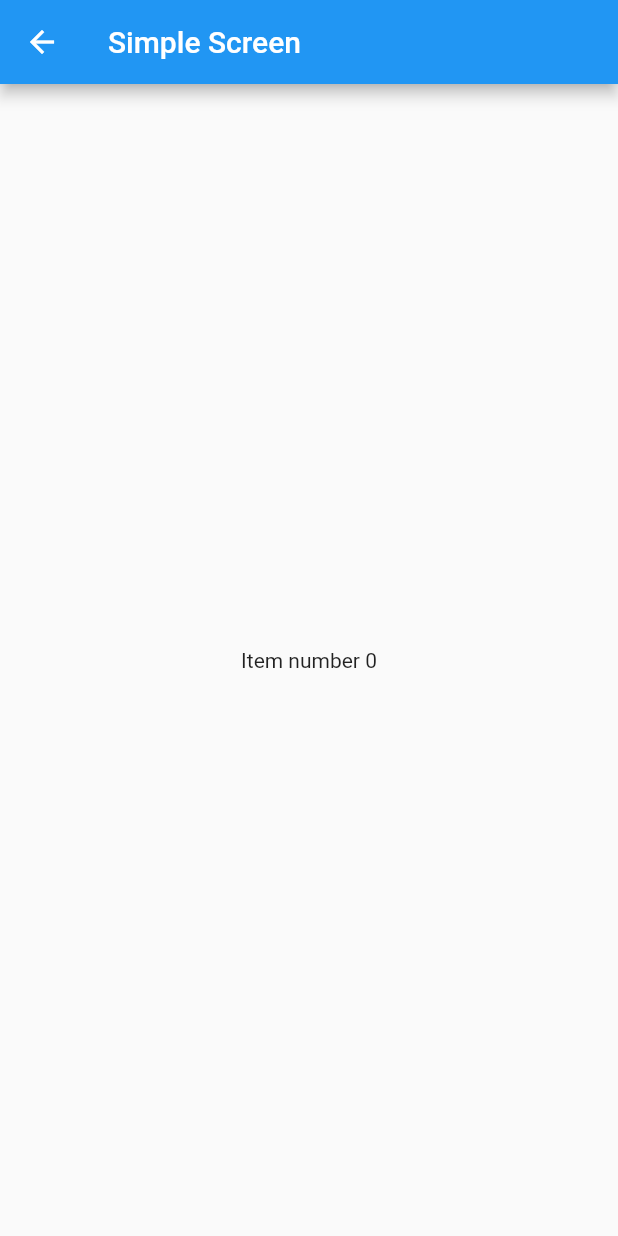
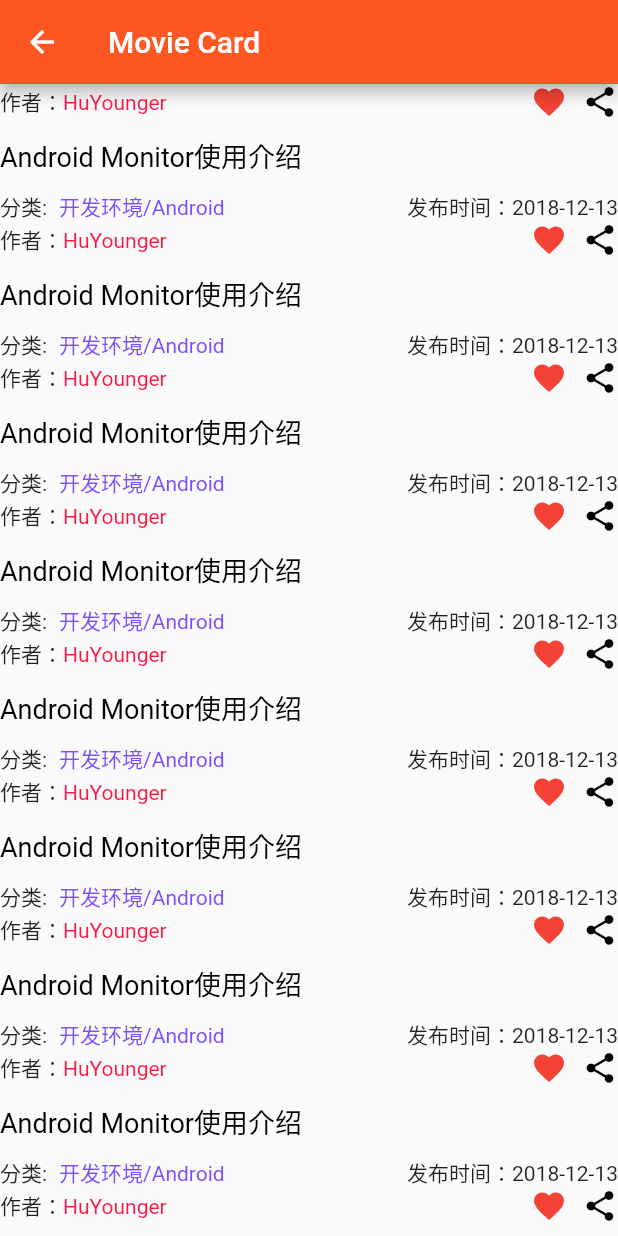
Before and after one commit to Humein/iOS-FlutterDemo, a Flutter app: the screen it shows after launch, after a tap on an icon or button, on a phone screen of 412 x 824 dp. Run offline on Flutter 3.47's test engine with Material 2 defaults, Android fonts, the phone set to English and light mode, and no system bars; network calls fail.

```diff
--- /dev/null
+++ b/flutter_module/lib/MovieCellDetail.dart
@@ -0,0 +1,171 @@
+import 'package:flutter/material.dart';
+
+/** 入口 */
+
+class MovieCellDetail extends StatefulWidget{
+
+  State<StatefulWidget> createState() {
+    // TODO: implement createState
+    return MovieCardState();
+  }
+}
+
+/** 整体样式 */
+
+class MovieCardState extends State<MovieCellDetail>{
+
+  @override
+  Widget build(BuildContext context) {
+    // TODO: implement build
+    return Scaffold(
+      appBar: new AppBar(
+        title: Text('Movie Card'),
+        backgroundColor: Colors.deepOrange,
+      ),
+
+//
+//      body: Card(
+//        child: Container(
+//          height: 200,
+//          color: Colors.amber,
+//          padding: EdgeInsets.all(20.0),
+//          child: Center(
+//            child: LayoutThreeColumn,
+//          ),
+//        ),
+//      ),
+        //ListView提供一个builder属性
+        body: ListView.builder(
+          //数目
+            itemCount: 20,
+            //itemBuilder是一个匿名回调函数，有两个参数，BuildContext 和迭代器index
+            //和ListView的Item项类似 迭代器从0开始 每调用一次这个函数，迭代器就会加1
+            itemBuilder: (BuildContext context,int index){
+              return Column(
+                children: <Widget>[
+                  LayoutThreeColumn,
+                ],
+              );
+
+            }),
+
+
+    );
+
+  }
+
+}
+
+
+/** 布局 */
+
+//布局三整合
+Widget LayoutThreeColumn = Column(
+  //主轴上设置居中
+  mainAxisAlignment: MainAxisAlignment.center,
+  //交叉轴(水平方向)设置从左开始
+  crossAxisAlignment: CrossAxisAlignment.start,
+  children: <Widget>[
+    //第一行
+    LayoutThreeOne,
+    //第二行
+    getPaddingfromLTRB(Text('Android Monitor使用介绍',
+      style:getTextStyle(Colors.black, 18, false),
+    ),t:10.0),
+    //第三行
+    getPaddingfromLTRB(LayoutThreeThree,t:10.0),
+  ],
+
+);
+
+
+
+/** 控件 */
+
+//布局三开始第一行
+Widget LayoutThreeOne = Row(
+  children: <Widget>[
+    Expanded(
+        child: Row(
+          children: <Widget>[
+            Text('作者：'),
+            Text('HuYounger',
+              style: getTextStyle(Colors.redAccent[400], 14, false),
+            ),
+          ],
+        )
+    ),
+    //收藏图标
+    getPaddingfromLTRB(Icon(Icons.favorite,color:Colors.red),r:10.0),
+    //分享图标
+    Icon(Icons.share,color:Colors.black),
+  ],
+);
+
+
+//布局三开始第三行
+Widget LayoutThreeThree = Row(
+  children: <Widget>[
+    Expanded(
+      child: Row(
+        children: <Widget>[
+          Text('分类:'),
+          getPaddingfromLTRB(Text('开发环境/Android',
+              style:getTextStyle(Colors.deepPurpleAccent, 14, false)),l:8.0),
+        ],
+      ),
+    ),
+    Text('发布时间：2018-12-13'),
+  ],
+);
+
+
+
+/** 私有方法*/
+
+
+//右下角圆形
+CircleAvatar getCircleAvator(String image_url){
+  //圆形头像
+  return CircleAvatar(
+    backgroundColor: Colors.white,
+    backgroundImage: NetworkImage(image_url),
+  );
+}
+
+/**
+ * TextStyle:封装
+ * colors:颜色
+ * fontsizes：字体大小
+ * isFontWeight：是否加粗
+ */
+TextStyle getTextStyle(Color colors,double fontsizes,bool isFontWeight){
+  return TextStyle(
+    color:colors,
+    fontSize: fontsizes,
+    fontWeight: isFontWeight == true ? FontWeight.bold : FontWeight.normal ,
+  );
+}
+/**
+ * 组件加上下左右padding
+ * w:所要加padding的组件
+ * all:加多少padding
+ */
+Widget getPadding(Widget w,double all){
+  return Padding(
+    child:w,
+    padding:EdgeInsets.all(all),
+  );
+}
+
+/**
+ * 组件选择性加padding
+ * 这里用了位置可选命名参数{param1,param2,...}来命名参数，也调用的时候可以不传
+ *
+ */
+Widget getPaddingfromLTRB(Widget w,{double l,double t,double,r,double b}){
+  return Padding(
+    child:w,
+    padding:EdgeInsets.fromLTRB(l ?? 0,t ?? 0,r ?? 0,b ?? 0),
+  );
+}
--- a/flutter_module/lib/main.dart
+++ b/flutter_module/lib/main.dart
@@ -4,6 +4,7 @@ import 'package:flutter_module/SimpleScreen.dart';
 import 'package:flutter_module/Repository.dart';
 import 'package:flutter/rendering.dart' show debugPaintSizeEnabled;
 import 'package:flutter_module/whatsapp_home.dart';
+import 'package:flutter_module/MovieCellDetail.dart';
 
 void main() {
 
@@ -42,6 +43,13 @@ class _ListViewState extends State<ListViewApp> {
           new MaterialPageRoute(
             builder: (BuildContext context) => new whatsapp_home(),
           ));
+    } if (ndx == 0){
+      Navigator.push(
+          context,
+          new MaterialPageRoute(
+            builder: (BuildContext context) => new MovieCellDetail(),
+          ));
+
     } else {
       Navigator.push(
           context,
```
